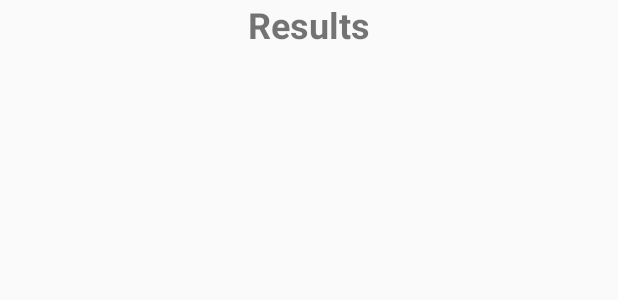
After one commit to sebospc/numerical_analysis_2s, an Android app: the layout fragment_chart.xml on its own in the app's theme, with its tools: preview values and no code run, on a phone screen of 412 x 824 dp. The commit adds this screen. Shown: the top 300 px of the screen. Run offline under Robolectric (Android 15) with nearby library versions, the phone set to English and light mode, and no system bars.

```diff
--- /dev/null
+++ b/app/src/main/res/layout/fragment_chart.xml
@@ -0,0 +1,22 @@
+<?xml version="1.0" encoding="utf-8"?>
+<LinearLayout xmlns:android="http://schemas.android.com/apk/res/android"
+    android:layout_width="match_parent"
+    android:layout_height="match_parent"
+    android:orientation="vertical">
+
+    <LinearLayout
+        android:layout_width="match_parent"
+        android:layout_height="match_parent"
+        android:orientation="vertical">
+
+        <TextView
+            android:id="@+id/textView5"
+            android:layout_width="match_parent"
+            android:layout_height="wrap_content"
+            android:text="Results"
+            android:textAlignment="center"
+            android:textSize="24sp"
+            android:textStyle="bold" />
+
+    </LinearLayout>
+</LinearLayout>
```
Also changed, not shown: app/src/main/java/com/example/sacrew/numericov4/fragments/oneVariableFragments/chartFragment.java (added, +12 -0 lines), app/src/main/java/com/example/sacrew/numericov4/fragments/oneVariableFragments/incrementalSearchFragment.java (+7 -0 lines), app/src/main/res/layout/fragment_incremental_search.xml (+8 -0 lines).
